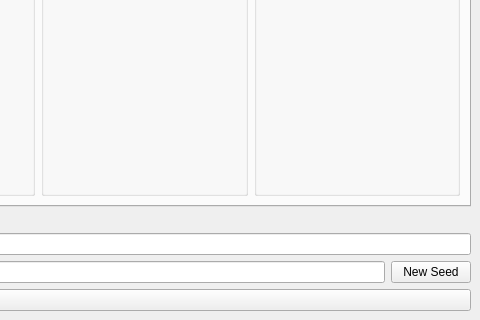
Qt form gui/randogui.ui (ssrando/ssrando) before a commit; both pictures show x 616 to 1096 and y 418 to 738 of the 1096 by 738 pixel window.
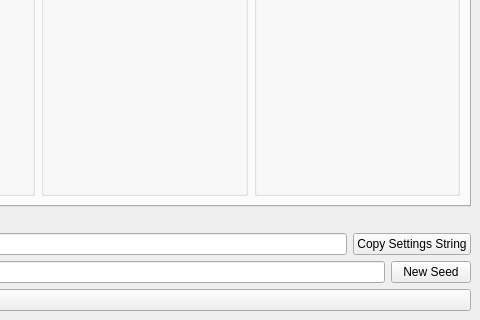
The same form after that commit.

Commit message: Add 'Copy Settings Button'

Patch:
```diff
--- a/gui/randogui.ui
+++ b/gui/randogui.ui
@@ -2293,6 +2293,13 @@
         <item>
          <widget class="QLineEdit" name="permalink"/>
         </item>
+        <item>
+         <widget class="QPushButton" name="copy_permalink_button">
+          <property name="text">
+           <string>Copy Settings String</string>
+          </property>
+         </widget>
+        </item>
        </layout>
       </item>
       <item>
```
The commit also changes 4 other files.
